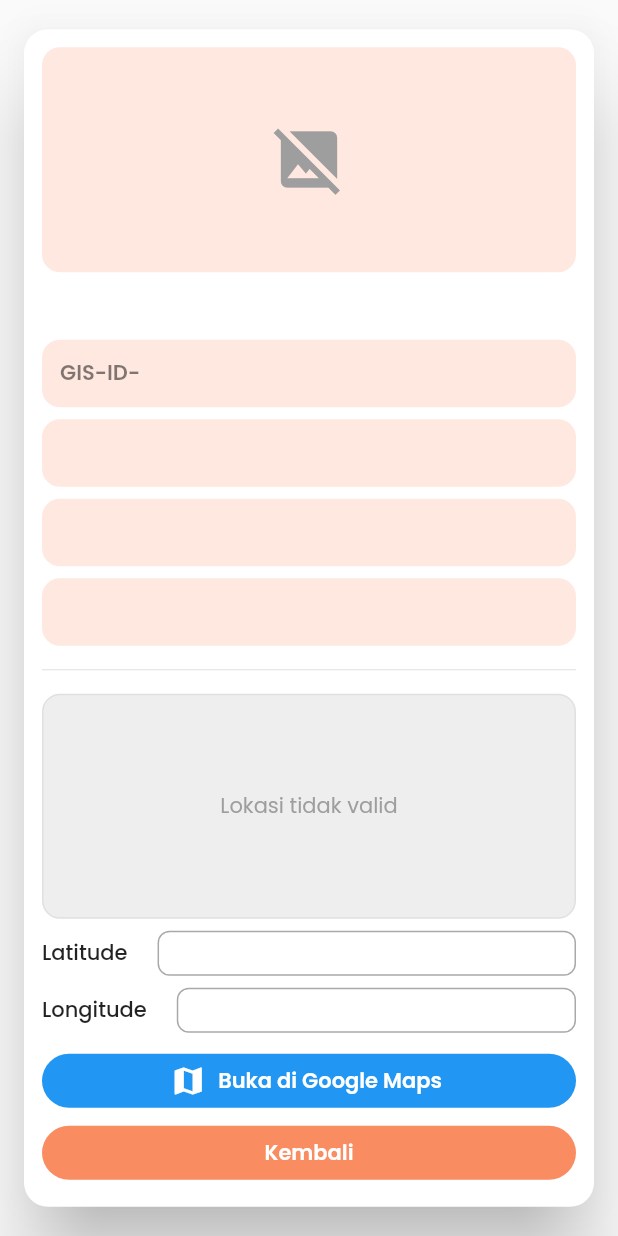
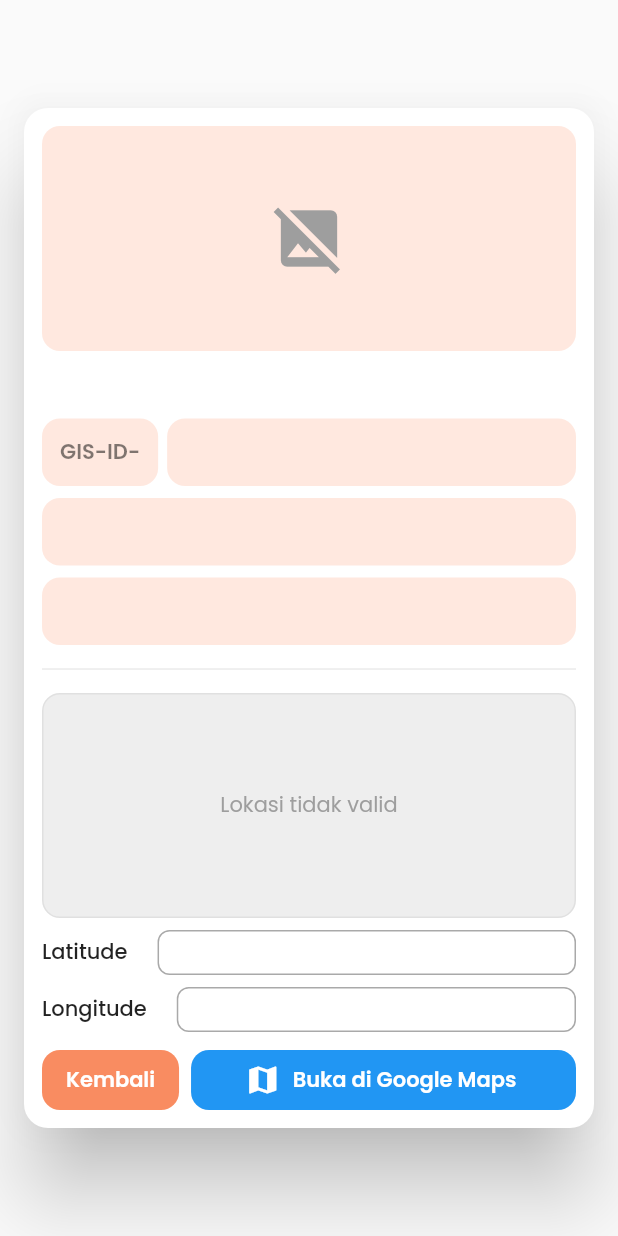
Before and after one commit to davamr2533/mobile_gis, a Flutter app: the DetailOntCard widget shown alone on an empty page, opened directly with empty values, on a phone screen of 412 x 824 dp. Run offline on Flutter 3.47's test engine with Material 3 defaults, Android fonts, the phone set to English and light mode, and no system bars; our stand-ins replace bloc, connectivity_plus, curved_navigation_bar, equatable, firebase_core, firebase_messaging and 11 more; accounts and stored records are empty; network calls fail.

Commit message:
eval part 2

```diff
--- a/lib/widgets/cards/detail_ont_card.dart
+++ b/lib/widgets/cards/detail_ont_card.dart
@@ -107,8 +107,15 @@
               ),
 
               const SizedBox(height: 12),
+
+              Row(
+                children: [
                   _buildDetail("Nomor ONT", "GIS-ID-${ont.nomorOnt}"),
-              _buildDetail("Provinsi", ont.area),
+                  SizedBox(width: 6),
+                  Expanded(child: _buildDetail("Provinsi", ont.area))
+                ],
+              ),
+
               _buildDetail("Petugas", ont.namaPetugas),
               _buildDetail("Deskripsi", ont.deskripsiRumah),
 
@@ -139,15 +146,44 @@
               _coordRow("Latitude", ont.latitude),
               _coordRow("Longitude", ont.longitude),
 
+              const SizedBox(height: 4),
+
+              Row(
+                children: [
+
                   SizedBox(
-                width: double.infinity,
+                    height: 40,
+                    child: ElevatedButton(
+                      onPressed: () => Navigator.pop(context),
+                      style: ElevatedButton.styleFrom(
+                        elevation: 0,
+                        backgroundColor: AppColors.thirdBase,
+                        shape: RoundedRectangleBorder(
+                          borderRadius: BorderRadius.circular(12),
+                        ),
+                      ),
+                      child: Text(
+                        "Kembali",
+                        style: GoogleFonts.poppins(
+                          color: Colors.white,
+                          fontWeight: FontWeight.w600,
+                        ),
+                      ),
+                    ),
+                  ),
+
+                  SizedBox(width: 8),
+
+                  Expanded(
+                      child: SizedBox(
+                        height: 40,
                         child: ElevatedButton.icon(
                           onPressed: () => openGoogleMaps(lat!, lng!),
                           style: ElevatedButton.styleFrom(
                             elevation: 0,
                             backgroundColor: Colors.blue,
                             shape: RoundedRectangleBorder(
-                      borderRadius: BorderRadius.circular(50),
+                              borderRadius: BorderRadius.circular(12),
                             ),
                           ),
                           icon: const Icon(Icons.map, color: Colors.white),
@@ -160,27 +196,10 @@
                           ),
                         ),
                       ),
+                  )
+                ],
+              ),
 
-              SizedBox(
-                width: double.infinity,
-                child: ElevatedButton(
-                  onPressed: () => Navigator.pop(context),
-                  style: ElevatedButton.styleFrom(
-                    elevation: 0,
-                    backgroundColor: AppColors.thirdBase,
-                    shape: RoundedRectangleBorder(
-                      borderRadius: BorderRadius.circular(50),
-                    ),
-                  ),
-                  child: Text(
-                    "Kembali",
-                    style: GoogleFonts.poppins(
-                      color: Colors.white,
-                      fontWeight: FontWeight.w600,
-                    ),
-                  ),
-                ),
-              ),
             ],
           ),
         ),
@@ -233,7 +252,6 @@
 
   Widget _buildDetail(String label, String? value) {
     return Container(
-      width: double.infinity,
           height: 45,
           alignment: Alignment.centerLeft,
           padding: const EdgeInsets.all(12),
```
Also changed, not shown: lib/widgets/cards/detail_tiang_card.dart (+42 -24 lines). Lines whose indentation alone changed are shown as unchanged.
